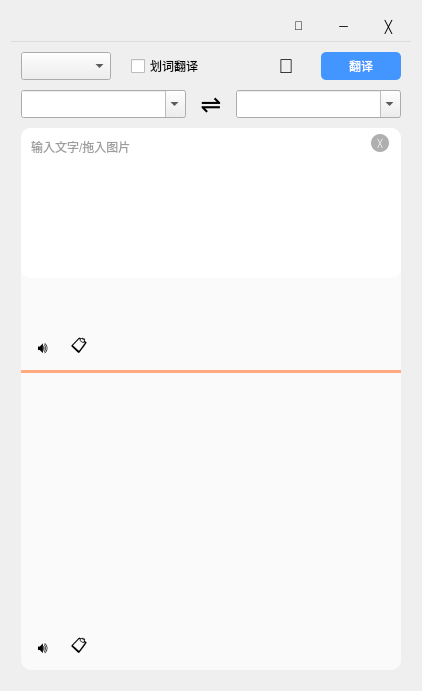
Above: translator/ui/MainWindow.ui from mtrdong/translator_pyqt5 before the change. Below: the same form after it.
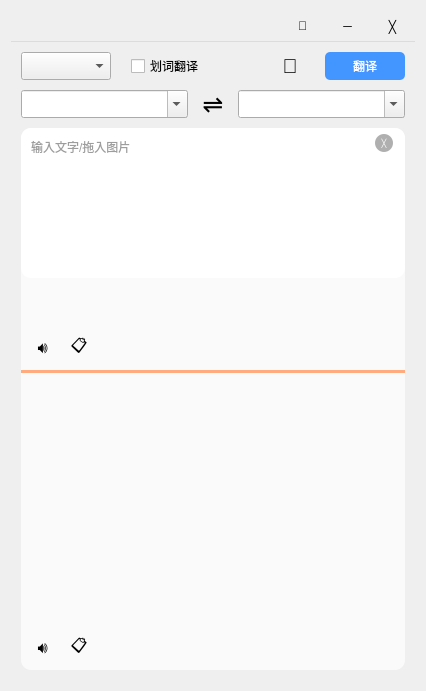
That is the form after the change.

Diff of the .ui file:
```diff
--- a/translator/ui/MainWindow.ui
+++ b/translator/ui/MainWindow.ui
@@ -4,8 +4,8 @@
  <widget class="QWidget" name="MainWindow">
   <property name="minimumSize">
    <size>
-    <width>422</width>
-    <height>249</height>
+    <width>426</width>
+    <height>253</height>
    </size>
   </property>
   <property name="windowTitle">
```
